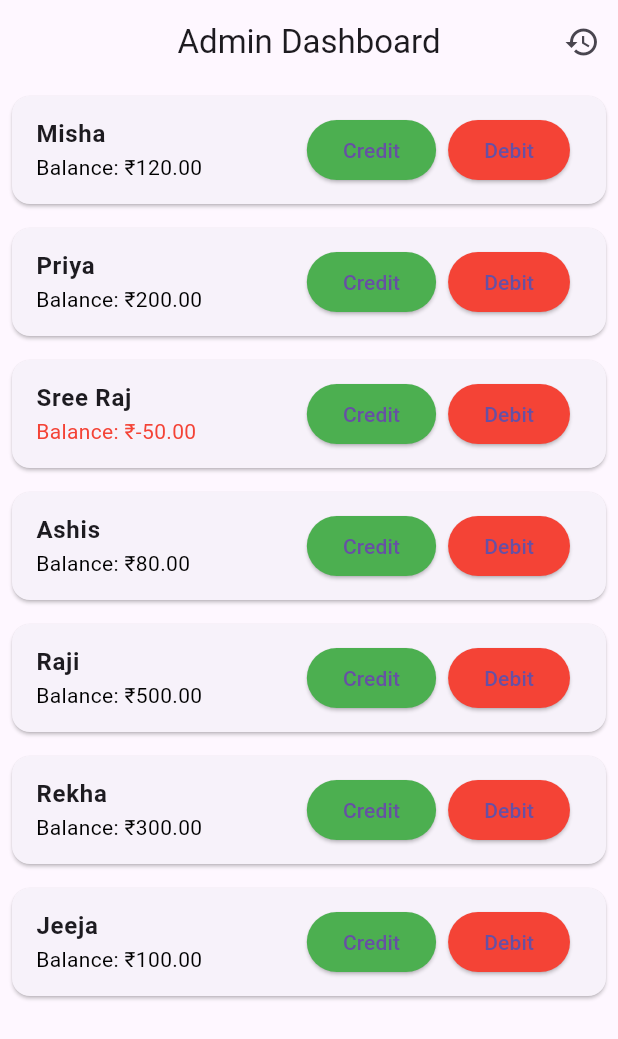
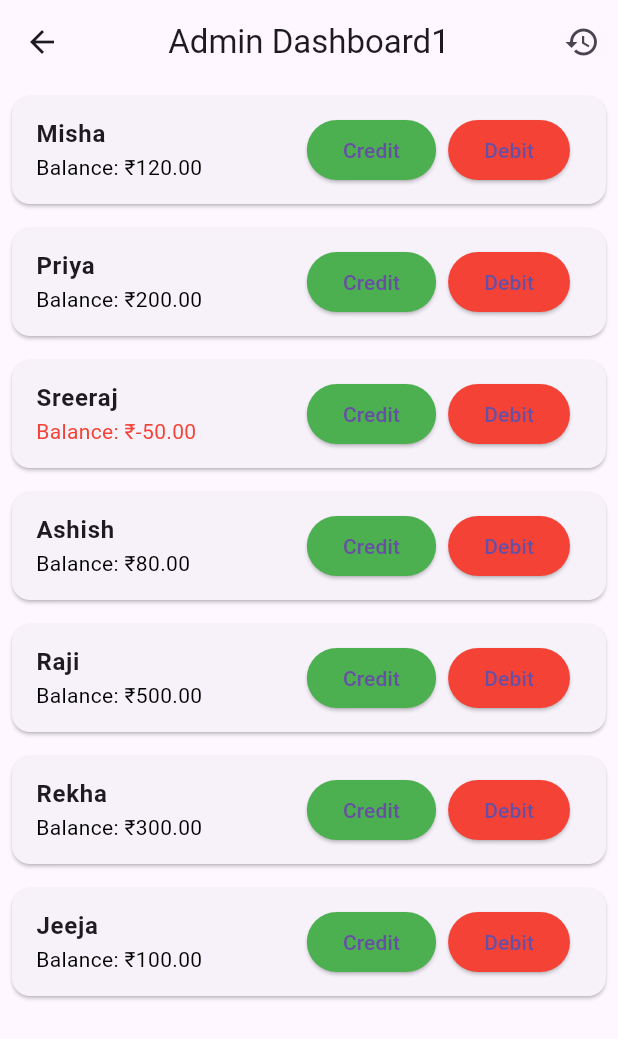
Before and after one commit to teampentavibes1-hue/ChayyaApp, a Flutter app: the HomePageAdmin screen opened directly, on a phone screen of 412 x 824 dp. Shown: the top 1039 px of the screen. Run offline on Flutter 3.47's test engine with Material 3 defaults, Android fonts, the phone set to English and light mode, and no system bars.

Commit message:
add back button

```diff
--- a/lib/pages/home_admin.dart
+++ b/lib/pages/home_admin.dart
@@ -14,8 +14,8 @@ class _HomePageAdminState extends State<HomePageAdmin> {
   final List<Map<String, dynamic>> users = [
     {"name": "Misha", "balance": 120.0},
     {"name": "Priya", "balance": 200.0},
-    {"name": "Sree Raj", "balance": -50.0},
-    {"name": "Ashis", "balance": 80.0},
+    {"name": "Sreeraj", "balance": -50.0},
+    {"name": "Ashish", "balance": 80.0},
     {"name": "Raji", "balance": 500.0},
     {"name": "Rekha", "balance": 300.0},
     {"name": "Jeeja", "balance": 100.0},
@@ -95,8 +95,15 @@ class _HomePageAdminState extends State<HomePageAdmin> {
   Widget build(BuildContext context) {
     return Scaffold(
       appBar: AppBar(
-        title: const Text("Admin Dashboard"),
+        title: const Text("Admin Dashboard1"),
         centerTitle: true,
+        leading: IconButton(
+          icon: const Icon(Icons.arrow_back),
+          tooltip: "Go Back",
+          onPressed: () {
+            Navigator.pop(context);
+          },
+        ),
         actions: [
           IconButton(
             icon: const Icon(Icons.history),
```
